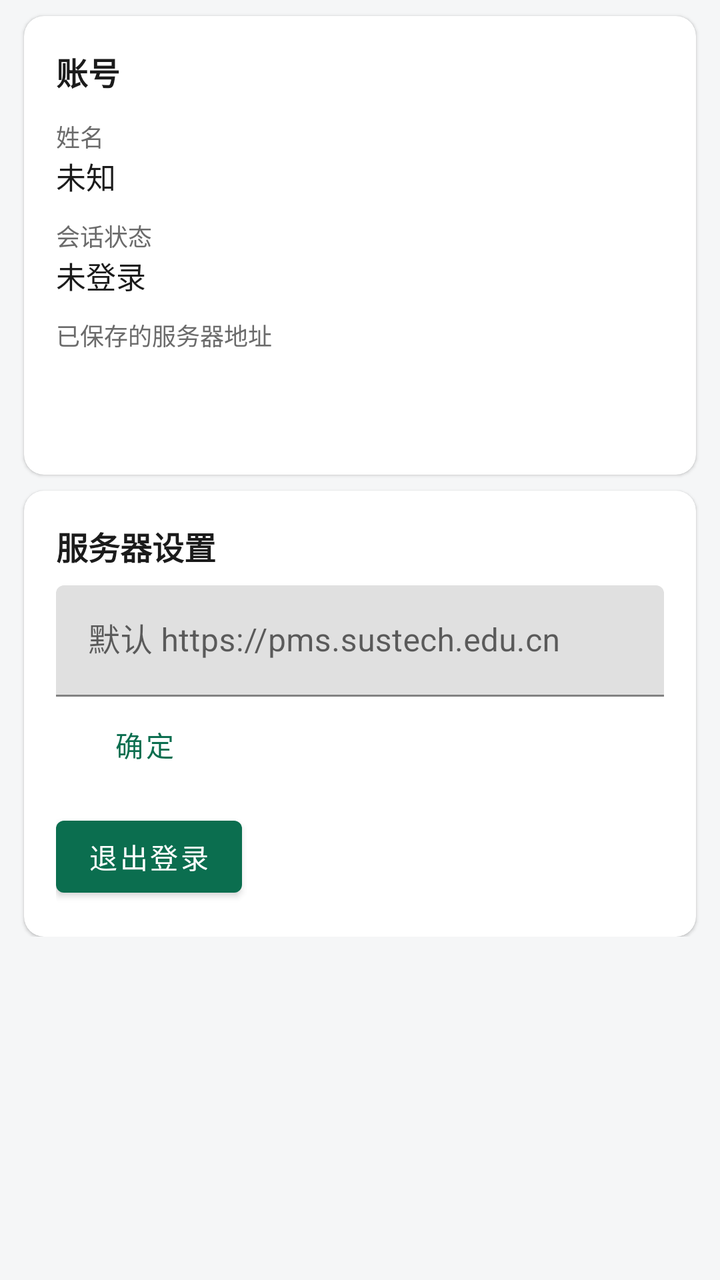
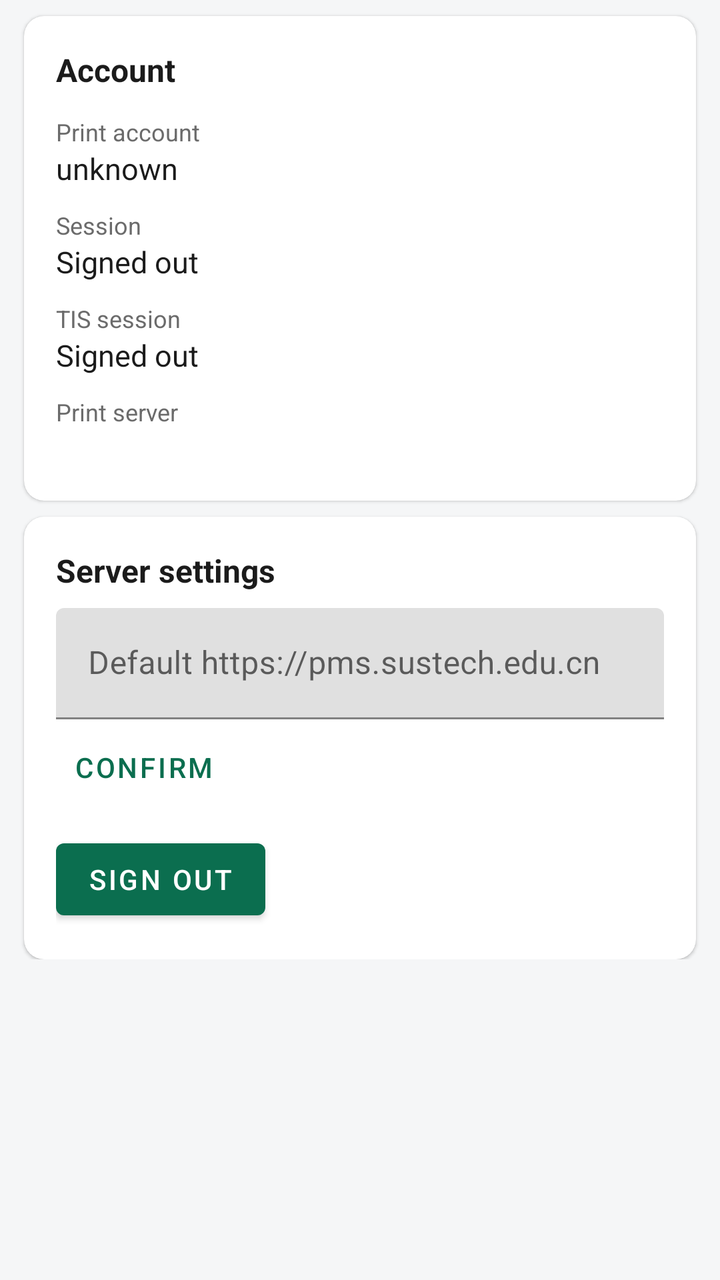

The first picture is an Android layout as it rendered before a commit; the second is the same layout after the commit. The layout source and the unified diff follow.
<!-- AndroidManifest.xml: application theme Theme.SustechMobile -->
<!-- res/layout/fragment_account.xml -->
<?xml version="1.0" encoding="utf-8"?>
<ScrollView xmlns:android="http://schemas.android.com/apk/res/android"
    android:layout_width="match_parent"
    android:layout_height="match_parent">

    <LinearLayout
        android:layout_width="match_parent"
        android:layout_height="wrap_content"
        android:orientation="vertical"
        android:paddingBottom="24dp">

        <com.google.android.material.card.MaterialCardView
            style="@style/CardBase"
            android:layout_width="match_parent"
            android:layout_height="wrap_content">

            <LinearLayout
                android:layout_width="match_parent"
                android:layout_height="wrap_content"
                android:orientation="vertical"
                android:padding="16dp">

                <TextView
                    android:layout_width="wrap_content"
                    android:layout_height="wrap_content"
                    android:text="@string/account_title"
                    android:textColor="@color/ink"
                    android:textSize="16sp"
                    android:textStyle="bold" />

                <TextView
                    android:layout_width="wrap_content"
                    android:layout_height="wrap_content"
                    android:layout_marginTop="12dp"
                    android:text="@string/account_name"
                    android:textAppearance="@style/FieldLabel" />

                <TextView
                    android:id="@+id/account_name"
                    android:layout_width="wrap_content"
                    android:layout_height="wrap_content"
                    android:text="@string/account_unknown"
                    android:textAppearance="@style/FieldValue" />

                <TextView
                    android:layout_width="wrap_content"
                    android:layout_height="wrap_content"
                    android:layout_marginTop="10dp"
                    android:text="@string/account_session"
                    android:textAppearance="@style/FieldLabel" />

                <TextView
                    android:id="@+id/account_session"
                    android:layout_width="wrap_content"
                    android:layout_height="wrap_content"
                    android:text="@string/account_session_invalid"
                    android:textAppearance="@style/FieldValue" />

                <TextView
                    android:layout_width="wrap_content"
                    android:layout_height="wrap_content"
                    android:layout_marginTop="10dp"
                    android:text="@string/account_saved_server"
                    android:textAppearance="@style/FieldLabel" />

                <TextView
                    android:id="@+id/account_server"
                    android:layout_width="wrap_content"
                    android:layout_height="wrap_content"
                    android:textAppearance="@style/FieldValue" />

                <TextView
                    android:id="@+id/account_raw"
                    android:layout_width="match_parent"
                    android:layout_height="wrap_content"
                    android:layout_marginTop="10dp"
                    android:textColor="@color/ink_muted"
                    android:textSize="11sp" />
            </LinearLayout>
        </com.google.android.material.card.MaterialCardView>

        <com.google.android.material.card.MaterialCardView
            style="@style/CardBase"
            android:layout_width="match_parent"
            android:layout_height="wrap_content">

            <LinearLayout
                android:layout_width="match_parent"
                android:layout_height="wrap_content"
                android:orientation="vertical"
                android:padding="16dp">

                <TextView
                    android:layout_width="wrap_content"
                    android:layout_height="wrap_content"
                    android:text="@string/login_advanced"
                    android:textColor="@color/ink"
                    android:textSize="16sp"
                    android:textStyle="bold" />

                <com.google.android.material.textfield.TextInputLayout
                    android:layout_width="match_parent"
                    android:layout_height="wrap_content"
                    android:layout_marginTop="8dp"
                    android:hint="@string/login_server_hint">

                    <com.google.android.material.textfield.TextInputEditText
                        android:id="@+id/input_server"
                        android:layout_width="match_parent"
                        android:layout_height="wrap_content"
                        android:inputType="textUri"
                        android:maxLines="1" />
                </com.google.android.material.textfield.TextInputLayout>

                <com.google.android.material.button.MaterialButton
                    android:id="@+id/btn_server_save"
                    style="@style/Widget.MaterialComponents.Button.TextButton"
                    android:layout_width="wrap_content"
                    android:layout_height="wrap_content"
                    android:text="@string/action_confirm" />

                <com.google.android.material.button.MaterialButton
                    android:id="@+id/btn_logout"
                    android:layout_width="wrap_content"
                    android:layout_height="wrap_content"
                    android:layout_marginTop="8dp"
                    android:text="@string/action_logout" />
            </LinearLayout>
        </com.google.android.material.card.MaterialCardView>
    </LinearLayout>
</ScrollView>
<!-- resources referenced by this layout -->
<resources>
  <color name="ink">#1B1B1B</color>
  <color name="ink_muted">#6B6B6B</color>
  <string name="account_name">姓名</string>
  <string name="account_saved_server">已保存的服务器地址</string>
  <string name="account_session">会话状态</string>
  <string name="account_session_invalid">未登录</string>
  <string name="account_title">账号</string>
  <string name="account_unknown">未知</string>
  <string name="action_confirm">确定</string>
  <string name="action_logout">退出登录</string>
  <string name="login_advanced">服务器设置</string>
  <string name="login_server_hint">默认 https://pms.sustech.edu.cn</string>
  <style name="CardBase" parent="Widget.MaterialComponents.CardView">
          <item name="cardCornerRadius">10dp</item>
          <item name="cardElevation">1dp</item>
          <item name="cardBackgroundColor">@color/surface</item>
          <item name="android:layout_marginStart">12dp</item>
          <item name="android:layout_marginEnd">12dp</item>
          <item name="android:layout_marginTop">8dp</item>
      </style>
  <style name="FieldLabel">
          <item name="android:textSize">12sp</item>
          <item name="android:textColor">@color/ink_muted</item>
      </style>
  <style name="FieldValue">
          <item name="android:textSize">15sp</item>
          <item name="android:textColor">@color/ink</item>
      </style>
  <style name="Theme.SustechMobile" parent="Theme.MaterialComponents.DayNight.NoActionBar">
          <item name="colorPrimary">@color/brand</item>
          <item name="colorPrimaryDark">@color/brand_dark</item>
          <item name="colorAccent">@color/brand</item>
          <item name="colorSecondary">@color/brand</item>
          <item name="android:windowBackground">@color/background</item>
          <item name="android:statusBarColor" tools:targetApi="21">@color/brand_dark</item>
      </style>
  <color name="surface">#FFFFFF</color>
  <color name="brand">#0B6E4F</color>
  <color name="brand_dark">#084F39</color>
  <color name="background">#F5F6F7</color>
</resources>

<!-- the commit's change to res/layout/fragment_account.xml (unified diff, before → after) -->
@@ -50,7 +50,7 @@
                     android:textAppearance="@style/FieldLabel" />
 
                 <TextView
-                    android:id="@+id/account_session"
+                    android:id="@+id/account_print_session"
                     android:layout_width="wrap_content"
                     android:layout_height="wrap_content"
                     android:text="@string/account_session_invalid"
@@ -60,7 +60,21 @@
                     android:layout_width="wrap_content"
                     android:layout_height="wrap_content"
                     android:layout_marginTop="10dp"
-                    android:text="@string/account_saved_server"
+                    android:text="@string/account_tis_session"
+                    android:textAppearance="@style/FieldLabel" />
+
+                <TextView
+                    android:id="@+id/account_tis_session"
+                    android:layout_width="wrap_content"
+                    android:layout_height="wrap_content"
+                    android:text="@string/account_session_invalid"
+                    android:textAppearance="@style/FieldValue" />
+
+                <TextView
+                    android:layout_width="wrap_content"
+                    android:layout_height="wrap_content"
+                    android:layout_marginTop="10dp"
+                    android:text="@string/account_server"
                     android:textAppearance="@style/FieldLabel" />
 
                 <TextView
@@ -68,14 +82,6 @@
                     android:layout_width="wrap_content"
                     android:layout_height="wrap_content"
                     android:textAppearance="@style/FieldValue" />
-
-                <TextView
-                    android:id="@+id/account_raw"
-                    android:layout_width="match_parent"
-                    android:layout_height="wrap_content"
-                    android:layout_marginTop="10dp"
-                    android:textColor="@color/ink_muted"
-                    android:textSize="11sp" />
             </LinearLayout>
         </com.google.android.material.card.MaterialCardView>
 
<!-- resource entries referenced after the edit -->
@@ -2,16 +2,17 @@
 <resources>
   <color name="ink">#1B1B1B</color>
   <color name="ink_muted">#6B6B6B</color>
-  <string name="account_name">姓名</string>
-  <string name="account_saved_server">已保存的服务器地址</string>
-  <string name="account_session">会话状态</string>
-  <string name="account_session_invalid">未登录</string>
-  <string name="account_title">账号</string>
-  <string name="account_unknown">未知</string>
-  <string name="action_confirm">确定</string>
-  <string name="action_logout">退出登录</string>
-  <string name="login_advanced">服务器设置</string>
-  <string name="login_server_hint">默认 https://pms.sustech.edu.cn</string>
+  <string name="account_name">Print account</string>
+  <string name="account_server">Print server</string>
+  <string name="account_session">Session</string>
+  <string name="account_session_invalid">Signed out</string>
+  <string name="account_tis_session">TIS session</string>
+  <string name="account_title">Account</string>
+  <string name="account_unknown">unknown</string>
+  <string name="action_confirm">Confirm</string>
+  <string name="action_logout">Sign out</string>
+  <string name="login_advanced">Server settings</string>
+  <string name="login_server_hint">Default https://pms.sustech.edu.cn</string>
   <style name="CardBase" parent="Widget.MaterialComponents.CardView">
           <item name="cardCornerRadius">10dp</item>
           <item name="cardElevation">1dp</item>
